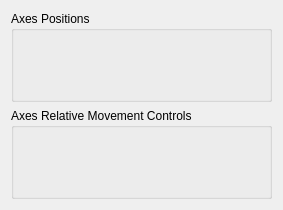
First picture: the form in nplab/instrument/stage/stage.ui, repository nanophotonics/nplab, before the edit.
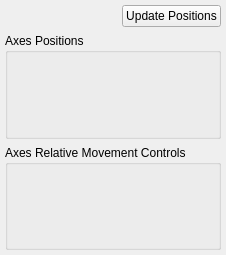
Second picture: the form after the edit.

Commit message:
Stage updated to work with different axis identifier types
Overloaded signals and slots are used to allow both integer and string
axis names. An update positions button is also added to allow manual
updating.

What changed in the file:
```diff
--- a/nplab/instrument/stage/stage.ui
+++ b/nplab/instrument/stage/stage.ui
@@ -6,14 +6,53 @@
    <rect>
     <x>0</x>
     <y>0</y>
-    <width>283</width>
-    <height>210</height>
+    <width>226</width>
+    <height>255</height>
    </rect>
   </property>
   <property name="windowTitle">
    <string>Form</string>
   </property>
   <layout class="QVBoxLayout" name="verticalLayout">
+   <property name="spacing">
+    <number>-1</number>
+   </property>
+   <property name="margin">
+    <number>5</number>
+   </property>
+   <item>
+    <layout class="QHBoxLayout" name="horizontalLayout">
+     <property name="sizeConstraint">
+      <enum>QLayout::SetDefaultConstraint</enum>
+     </property>
+     <item>
+      <spacer name="horizontalSpacer">
+       <property name="orientation">
+        <enum>Qt::Horizontal</enum>
+       </property>
+       <property name="sizeHint" stdset="0">
+        <size>
+         <width>40</width>
+         <height>0</height>
+        </size>
+       </property>
+      </spacer>
+     </item>
+     <item>
+      <widget class="QPushButton" name="update_pos_button">
+       <property name="sizePolicy">
+        <sizepolicy hsizetype="Fixed" vsizetype="Fixed">
+         <horstretch>0</horstretch>
+         <verstretch>0</verstretch>
+        </sizepolicy>
+       </property>
+       <property name="text">
+        <string>Update Positions</string>
+       </property>
+      </widget>
+     </item>
+    </layout>
+   </item>
    <item>
     <widget class="QGroupBox" name="info_group">
      <property name="title">
```
The commit also changes 1 other file.
